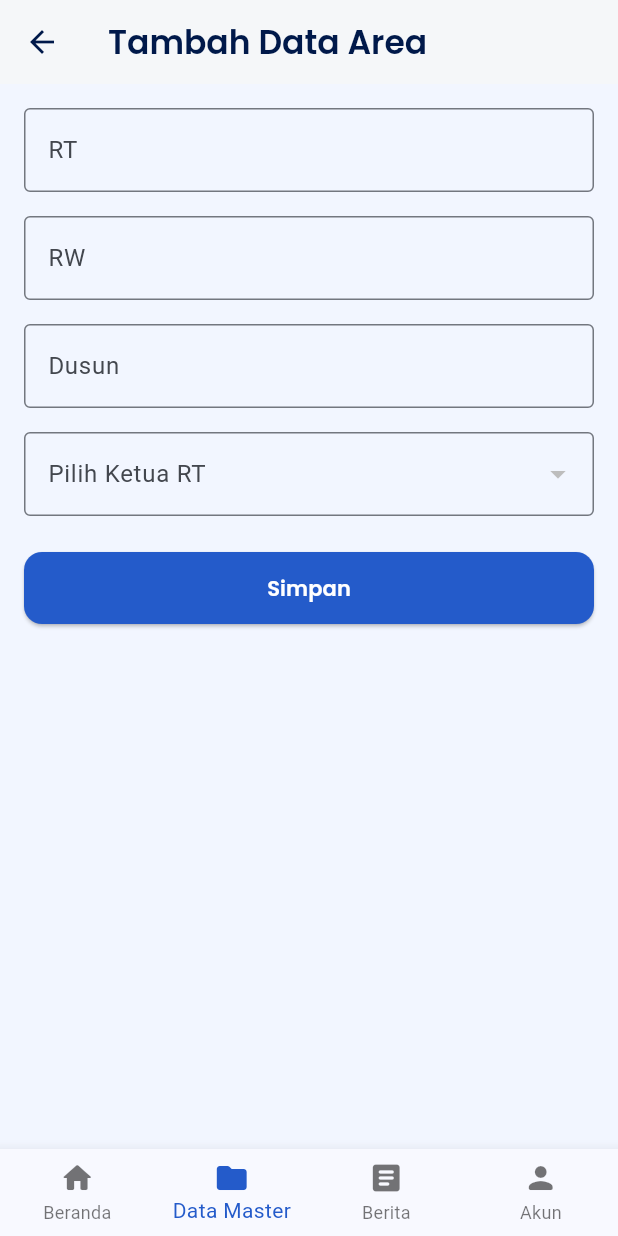
After one commit to iqbrak/TanonApp, a Flutter app: the DesaDataAreasFormPage screen opened by its route, after a tap on "Simpan", after a tap on the "arrow back" icon, after a tap on the "add" icon, on a phone screen of 412 x 824 dp. The commit adds this screen. Run offline on Flutter 3.47's test engine with Material 3 defaults, Android fonts, the phone set to English and light mode, and no system bars; our stand-ins replace cloud_firestore, dio, file_picker, firebase_auth, firebase_core, firebase_database and 4 more; accounts and stored records are empty; statements that could not run were skipped.

Commit message:
feat: complete areas data implementation

```diff
--- /dev/null
+++ b/lib/core/controllers/area_controller.dart
@@ -0,0 +1,120 @@
+import 'package:cloud_firestore/cloud_firestore.dart';
+import 'package:flutter/material.dart';
+import '../models/area.dart';
+
+class AreaController {
+  final FirebaseFirestore _firestore = FirebaseFirestore.instance;
+  final String collectionName = "areas";
+
+  Stream<List<Area>> getAreasStream() {
+    return _firestore.collection(collectionName).snapshots().map((snapshot) {
+      return snapshot.docs.map((doc) {
+        final data = doc.data();
+        data['id'] = doc.id;
+        return Area.fromMap(data);
+      }).toList();
+    });
+  }
+
+  Stream<int> getTotalAreas() {
+    return getAreasStream().map((list) => list.length);
+  }
+
+  Future<Area?> getAreaById(String id) async {
+    final doc = await _firestore.collection(collectionName).doc(id).get();
+    if (doc.exists) {
+      final data = doc.data()!;
+      data['id'] = doc.id;
+      return Area.fromMap(data);
+    }
+    return null;
+  }
+
+  Future<void> addArea({
+    required String rt,
+    required String rw,
+    required String hamlet,
+    required String userId,
+  }) async {
+    String id = _firestore.collection(collectionName).doc().id;
+
+    final area = Area(
+      id: id,
+      rt: rt.trim(),
+      rw: rw.trim(),
+      hamlet: hamlet.trim(),
+      userId: userId,
+    );
+
+    await _firestore.collection(collectionName).doc(id).set(area.toMap());
+  }
+
+  Future<void> updateArea({
+    required String id,
+    required String rt,
+    required String rw,
+    required String hamlet,
+    required String userId,
+  }) async {
+    final area = Area(
+      id: id,
+      rt: rt.trim(),
+      rw: rw.trim(),
+      hamlet: hamlet.trim(),
+      userId: userId,
+    );
+
+    await _firestore.collection(collectionName).doc(id).update(area.toMap());
+  }
+
+  Future<void> deleteArea(String id) async {
+    await _firestore.collection(collectionName).doc(id).delete();
+  }
+
+  Future<void> deleteAreaWithConfirmation(BuildContext context, String id) async {
+    final confirm = await showDialog<bool>(
+      context: context,
+      builder: (context) => AlertDialog(
+        title: const Text('Konfirmasi Hapus'),
+        content: const Text('Yakin ingin menghapus data?'),
+        actions: [
+          TextButton(
+            onPressed: () => Navigator.pop(context, false),
+            child: const Text('Batal'),
+          ),
+          ElevatedButton(
+            onPressed: () => Navigator.pop(context, true),
+            style: ElevatedButton.styleFrom(
+              backgroundColor: const Color(0xFFCA2424),
+            ),
+            child: const Text(
+              'Hapus',
+              style: TextStyle(color: Colors.white),
+            ),
+          ),
+        ],
+      ),
+    );
+
+    if (confirm == true) {
+      await deleteArea(id);
+      ScaffoldMessenger.of(context).showSnackBar(
+        const SnackBar(content: Text('Data area berhasil dihapus')),
+      );
+    }
+  }
+
+  Stream<List<Area>> getFilteredAreasStream(String keyword) {
+    keyword = keyword.toLowerCase();
+    return _firestore.collection(collectionName).snapshots().map((snapshot) {
+      return snapshot.docs.map((doc) {
+        final data = doc.data();
+        data['id'] = doc.id;
+        return Area.fromMap(data);
+      }).where((area) =>
+          area.rt.toLowerCase().contains(keyword) ||
+          area.rw.toLowerCase().contains(keyword) ||
+          area.hamlet.toLowerCase().contains(keyword)).toList();
+    });
+  }
+}
--- a/lib/core/controllers/user_controller.dart
+++ b/lib/core/controllers/user_controller.dart
@@ -44,7 +44,6 @@ class UserController {
       email: email.trim(),
       password: password.trim(),
       role: role.trim(),
-      // field lain dianggap null/empty
       birthPlaceDate: '',
       religion: '',
       nationality: '',
@@ -166,4 +165,33 @@ class UserController {
       }).where((user) => user.username.toLowerCase().contains(keyword)).toList();
     });
   }
+
+  Future<List<User>> getUsersByRole(String role) async {
+    final querySnapshot = await _firestore
+        .collection(collectionName)
+        .where('role', isEqualTo: role)
+        .get();
+
+    return querySnapshot.docs.map((doc) {
+      final data = doc.data();
+      data['id'] = doc.id;
+      return User.fromMap(data);
+    }).toList();
+  }
+
+  Future<String> getUsernameById(String userId) async {
+    try {
+      final doc = await _firestore.collection(collectionName).doc(userId).get();
+      if (doc.exists) {
+        final data = doc.data();
+        if (data != null && data.containsKey('username')) {
+          return data['username'] ?? 'Tidak diketahui';
+        }
+      }
+      return 'Tidak ditemukan';
+    } catch (e) {
+      debugPrint('Error mengambil username: $e');
+      return 'Error';
+    }
+  }
 }
--- /dev/null
+++ b/lib/core/models/area.dart
@@ -0,0 +1,35 @@
+class Area {
+  String id;
+  String rt;
+  String rw;
+  String hamlet;
+  String userId;
+
+  Area({
+    required this.id,
+    required this.rt,
+    required this.rw,
+    required this.hamlet,
+    required this.userId,
+  });
+
+  factory Area.fromMap(Map<String, dynamic> map) {
+    return Area(
+      id: map['id'],
+      rt: map['rt'],
+      rw: map['rw'],
+      hamlet: map['hamlet'],
+      userId: map['userId'],
+    );
+  }
+
+  Map<String, dynamic> toMap() {
+    return {
+      'id': id,
+      'rt': rt,
+      'rw': rw,
+      'hamlet': hamlet,
+      'userId': userId,
+    };
+  }
+}
--- /dev/null
+++ b/lib/modules/perangkat_desa/pages/data/areas/pd_areas.dart
@@ -0,0 +1,184 @@
+import 'package:flutter/material.dart';
+import 'package:google_fonts/google_fonts.dart';
+import 'package:go_router/go_router.dart';
+import '../../../../../core/controllers/user_controller.dart';
+import '../../../../../core/controllers/area_controller.dart';
+import '../../../../../core/models/area.dart';
+
+class DesaDataAreasPage extends StatefulWidget {
+  const DesaDataAreasPage({super.key});
+
+  @override
+  State<DesaDataAreasPage> createState() => _DesaDataAreasPageState();
+}
+
+class _DesaDataAreasPageState extends State<DesaDataAreasPage> {
+  final controller = AreaController();
+  final userController = UserController();
+  String searchKeyword = '';
+
+  @override
+  Widget build(BuildContext context) {
+    return Scaffold(
+      backgroundColor: const Color(0xFFF2F6FF),
+      body: SafeArea(
+        child: Column(
+          crossAxisAlignment: CrossAxisAlignment.start,
+          children: [
+            Padding(
+              padding: const EdgeInsets.symmetric(horizontal: 16, vertical: 8),
+              child: Column(
+                crossAxisAlignment: CrossAxisAlignment.start,
+                children: [
+                  Row(
+                    children: [
+                      IconButton(
+                        icon: const Icon(Icons.arrow_back, color: Color(0xFF00194A)),
+                        onPressed: () => context.go('/pd/data'),
+                      ),
+                      const SizedBox(width: 8),
+                      Text(
+                        'Data Area',
+                        style: GoogleFonts.poppins(
+                          fontSize: 20,
+                          fontWeight: FontWeight.w600,
+                          color: const Color(0xFF00194A),
+                        ),
+                      ),
+                    ],
+                  ),
+                  const SizedBox(height: 10),
+                  TextField(
+                    onChanged: (value) {
+                      setState(() {
+                        searchKeyword = value;
+                      });
+                    },
+                    decoration: InputDecoration(
+                      hintText: 'Cari berdasar RT/RW/Dusun...',
+                      prefixIcon: const Icon(Icons.search, color: Color(0xFF00194A)),
+                      filled: true,
+                      fillColor: Colors.white,
+                      contentPadding: const EdgeInsets.symmetric(vertical: 10),
+                      border: OutlineInputBorder(
+                        borderRadius: BorderRadius.circular(15),
+                        borderSide: const BorderSide(color: Color(0xFF00194A), width: 1.5),
+                      ),
+                      enabledBorder: OutlineInputBorder(
+                        borderRadius: BorderRadius.circular(15),
+                        borderSide: const BorderSide(color: Color(0xFF00194A), width: 1.5),
+                      ),
+                    ),
+                  ),
+                  const SizedBox(height: 10),
+                ],
+              ),
+            ),
+
+            Expanded(
+              child: StreamBuilder<List<Area>>(
+                stream: searchKeyword.isEmpty
+                    ? controller.getAreasStream()
+                    : controller.getFilteredAreasStream(searchKeyword),
+                builder: (context, snapshot) {
+                  if (snapshot.connectionState == ConnectionState.waiting) {
+                    return const Center(child: CircularProgressIndicator());
+                  }
+                  if (snapshot.hasError) {
+                    return Center(child: Text('Terjadi kesalahan: ${snapshot.error}'));
+                  }
+                  final areas = snapshot.data ?? [];
+
+                  if (areas.isEmpty) {
+                    return const Center(child: Text('Data area belum tersedia'));
+                  }
+
+                  return ListView.builder(
+                    padding: const EdgeInsets.only(bottom: 80),
+                    itemCount: areas.length,
+                    itemBuilder: (context, index) {
+                      final item = areas[index];
+                      return Padding(
+                        padding: const EdgeInsets.symmetric(horizontal: 16, vertical: 8),
+                        child: _buildExpandableCard(context, area: item),
+                      );
+                    },
+                  );
+                },
+              ),
+            ),
+          ],
+        ),
+      ),
+
+      floatingActionButton: FloatingActionButton(
+        onPressed: () => context.go('/pd/data/areas/add'),
+        backgroundColor: const Color(0xFF245BCA),
+        child: const Icon(Icons.add, color: Colors.white),
+      ),
+    );
+  }
+
+  Widget _buildExpandableCard(BuildContext context, {required Area area}) {
+    return Container(
+      decoration: BoxDecoration(
+        color: const Color(0xFFCEDDFF),
+        borderRadius: BorderRadius.circular(20),
+        border: Border.all(color: const Color(0xFF00194A), width: 1.5),
+      ),
+      child: ExpansionTile(
+        key: PageStorageKey<String>(area.id),
+        tilePadding: const EdgeInsets.symmetric(horizontal: 16, vertical: 8),
+        expandedAlignment: Alignment.centerLeft,
+        expandedCrossAxisAlignment: CrossAxisAlignment.start,
+        leading: const Icon(Icons.location_on, color: Color(0xFF00194A)),
+        title: Text(
+          "RT ${area.rt} / RW ${area.rw}",
+          style: GoogleFonts.poppins(
+              fontSize: 14, fontWeight: FontWeight.w600, color: const Color(0xFF00194A)),
+        ),
+        trailing: Row(
+          mainAxisSize: MainAxisSize.min,
+          children: [
+            IconButton(
+              icon: const Icon(Icons.edit, color: Color(0xFF245BCA)),
+              onPressed: () => context.go('/pd/data/areas/edit?id=${area.id}'),
+            ),
+            IconButton(
+              icon: const Icon(Icons.delete, color: Color(0xFFCA2424)),
+              onPressed: () =>
+                  AreaController().deleteAreaWithConfirmation(context, area.id),
+            ),
+          ],
+        ),
+        childrenPadding: const EdgeInsets.symmetric(horizontal: 16, vertical: 8),
+        children: [
+          Text("Dusun:",
+              style: GoogleFonts.poppins(
+                  fontSize: 12, fontWeight: FontWeight.w600, color: const Color(0xFF00194A))),
+          Text(area.hamlet,
+              style: GoogleFonts.poppins(fontSize: 12, color: Colors.grey[700])),
+          const SizedBox(height: 8),
+          Text(
+            "Ketua RT:",
+            style: GoogleFonts.poppins(
+              fontSize: 12,
+              fontWeight: FontWeight.w600,
+              color: const Color(0xFF00194A),
+            ),
+          ),
+          FutureBuilder<String>(
+            future: UserController().getUsernameById(area.userId),
+            builder: (context, snapshot) => Text(
+              snapshot.data ?? '',
+              style: GoogleFonts.poppins(
+                fontSize: 12,
+                color: Colors.grey[700],
+              ),
+            ),
+          ),
+        ],
+      ),
+    );
+  }
+}
--- /dev/null
+++ b/lib/modules/perangkat_desa/pages/data/areas/pd_areas_form.dart
@@ -0,0 +1,204 @@
+import 'package:flutter/material.dart';
+import 'package:google_fonts/google_fonts.dart';
+import 'package:go_router/go_router.dart';
+import '../../../../../core/controllers/area_controller.dart';
+import '../../../../../core/controllers/user_controller.dart';
+import '../../../../../core/models/user.dart';
+
+class DesaDataAreasFormPage extends StatefulWidget {
+  final String? id;
+  const DesaDataAreasFormPage({super.key, this.id});
+
+  @override
+  State<DesaDataAreasFormPage> createState() => _DesaDataAreasFormPageState();
+}
+
+class _DesaDataAreasFormPageState extends State<DesaDataAreasFormPage> {
+  final _formKey = GlobalKey<FormState>();
+  late TextEditingController rtController;
+  late TextEditingController rwController;
+  late TextEditingController hamletController;
+
+  final areaController = AreaController();
+  final userController = UserController();
+
+  bool isLoading = true;
+  bool get isEdit => widget.id != null;
+
+  List<User> usersRT = [];
+  String? selectedUserId;
+
+  @override
+  void initState() {
+    super.initState();
+    rtController = TextEditingController();
+    rwController = TextEditingController();
+    hamletController = TextEditingController();
+    _loadUsersRT();
+    if (isEdit) {
+      _loadArea();
+    } else {
+      isLoading = false;
+    }
+  }
+
+  Future<void> _loadUsersRT() async {
+    usersRT = await userController.getUsersByRole("RT");
+    setState(() {});
+  }
+
+  Future<void> _loadArea() async {
+    final area = await areaController.getAreaById(widget.id!);
+    if (area != null) {
+      rtController.text = area.rt;
+      rwController.text = area.rw;
+      hamletController.text = area.hamlet;
+      selectedUserId = area.userId;
+    }
+    setState(() {
+      isLoading = false;
+    });
+  }
+
+  @override
+  void dispose() {
+    rtController.dispose();
+    rwController.dispose();
+    hamletController.dispose();
+    super.dispose();
+  }
+
+  Future<void> _save() async {
+    if (!_formKey.currentState!.validate()) return;
+
+    try {
+      if (isEdit) {
+        await areaController.updateArea(
+          id: widget.id!,
+          rt: rtController.text,
+          rw: rwController.text,
+          hamlet: hamletController.text,
+          userId: selectedUserId!,
+        );
+        ScaffoldMessenger.of(context)
+            .showSnackBar(const SnackBar(content: Text('Data area berhasil diperbarui')));
+      } else {
+        await areaController.addArea(
+          rt: rtController.text,
+          rw: rwController.text,
+          hamlet: hamletController.text,
+          userId: selectedUserId!,
+        );
+        ScaffoldMessenger.of(context)
+            .showSnackBar(const SnackBar(content: Text('Data area berhasil ditambahkan')));
+      }
+
+      context.go('/pd/data/areas');
+    } catch (e) {
+      ScaffoldMessenger.of(context)
+          .showSnackBar(SnackBar(content: Text('Terjadi kesalahan: $e')));
+    }
+  }
+
+  @override
+  Widget build(BuildContext context) {
+    if (isLoading) {
+      return const Scaffold(
+        body: Center(child: CircularProgressIndicator()),
+      );
+    }
+
+    return Scaffold(
+      backgroundColor: const Color(0xFFF2F6FF),
+      appBar: AppBar(
+        backgroundColor: Colors.white,
+        elevation: 1,
+        leading: IconButton(
+          icon: const Icon(Icons.arrow_back, color: Color(0xFF00194A)),
+          onPressed: () => context.go('/pd/data/areas'),
+        ),
+        title: Text(
+          isEdit ? "Ubah Data Area" : "Tambah Data Area",
+          style: GoogleFonts.poppins(
+            color: const Color(0xFF00194A),
+            fontWeight: FontWeight.w600,
+          ),
+        ),
+      ),
+      body: Padding(
+        padding: const EdgeInsets.all(16),
+        child: Form(
+          key: _formKey,
+          child: ListView(
+            children: [
+              TextFormField(
+                controller: rtController,
+                decoration: const InputDecoration(
+                  labelText: 'RT',
+                  border: OutlineInputBorder(),
+                ),
+                validator: (value) => value!.isEmpty ? 'RT tidak boleh kosong' : null,
+              ),
+              const SizedBox(height: 16),
+
+              TextFormField(
+                controller: rwController,
+                decoration: const InputDecoration(
+                  labelText: 'RW',
+                  border: OutlineInputBorder(),
+                ),
+                validator: (value) => value!.isEmpty ? 'RW tidak boleh kosong' : null,
+              ),
+              const SizedBox(height: 16),
+
+              TextFormField(
+                controller: hamletController,
+                decoration: const InputDecoration(
+                  labelText: 'Dusun',
+                  border: OutlineInputBorder(),
+                ),
+                validator: (value) => value!.isEmpty ? 'Dusun tidak boleh kosong' : null,
+              ),
+              const SizedBox(height: 16),
+
+              DropdownButtonFormField<String>(
+                decoration: const InputDecoration(
+                  labelText: 'Pilih Ketua RT',
+                  border: OutlineInputBorder(),
+                ),
+                value: selectedUserId,
+                items: usersRT.map((user) {
+                  return DropdownMenuItem<String>(
+                    value: user.id,
+                    child: Text(user.username),
+                  );
+                }).toList(),
+                onChanged: (value) => setState(() => selectedUserId = value),
+                validator: (value) =>
+                    value == null ? 'Pilih salah satu RT' : null,
+              ),
+
+              const SizedBox(height: 24),
+
+              ElevatedButton(
+                style: ElevatedButton.styleFrom(
+                  backgroundColor: const Color(0xFF245BCA),
+                  padding: const EdgeInsets.symmetric(vertical: 14),
+                  shape: RoundedRectangleBorder(borderRadius: BorderRadius.circular(12)),
+                ),
+                onPressed: _save,
+                child: Text(
+                  isEdit ? 'Simpan Perubahan' : 'Simpan',
+                  style: GoogleFonts.poppins(
+                    fontWeight: FontWeight.w600,
+                    color: Colors.white,
+                  ),
+                ),
+              )
+            ],
+          ),
+        ),
+      ),
+    );
+  }
+}
--- a/lib/router.dart
+++ b/lib/router.dart
@@ -13,6 +13,8 @@ import 'modules/perangkat_desa/pages/pd_akun_profil_form.dart';
 import 'modules/perangkat_desa/pages/pd_akun_change_password.dart';
 import 'modules/perangkat_desa/pages/data/users/pd_users.dart';
 import 'modules/perangkat_desa/pages/data/users/pd_users_form.dart';
+import 'modules/perangkat_desa/pages/data/areas/pd_areas.dart';
+import 'modules/perangkat_desa/pages/data/areas/pd_areas_form.dart';
 import 'modules/perangkat_desa/pages/data/services/pd_services.dart';
 import 'modules/perangkat_desa/pages/data/services/pd_services_form.dart';
 import 'modules/perangkat_desa/pages/data/news/pd_news.dart';
@@ -47,6 +49,9 @@ final GoRouter appRouter = GoRouter(
         GoRoute(path: '/pd/data/users', builder: (_, __) => const DesaDataUsersPage()),
         GoRoute(path: '/pd/data/users/add', builder: (_, __) => const DesaDataUsersFormPage()),
         GoRoute(path: '/pd/data/users/edit', builder: (context, state) => DesaDataUsersFormPage(id: state.uri.queryParameters['id'])),
+        GoRoute(path: '/pd/data/areas', builder: (_, __) => const DesaDataAreasPage()),
+        GoRoute(path: '/pd/data/areas/add', builder: (_, __) => const DesaDataAreasFormPage()),
+        GoRoute(path: '/pd/data/areas/edit', builder: (context, state) => DesaDataAreasFormPage(id: state.uri.queryParameters['id'])),
         GoRoute(path: '/pd/data/services', builder: (_, __) => const DesaDataServicesPage()),
         GoRoute(path: '/pd/data/services/add', builder: (_, __) => const DesaDataServicesFormPage()),
         GoRoute(path: '/pd/data/services/edit', builder: (context, state) => DesaDataServicesFormPage(id: state.uri.queryParameters['id'])),
```
Also changed, not shown: lib/modules/perangkat_desa/pages/pd_data.dart (+21 -0 lines).
